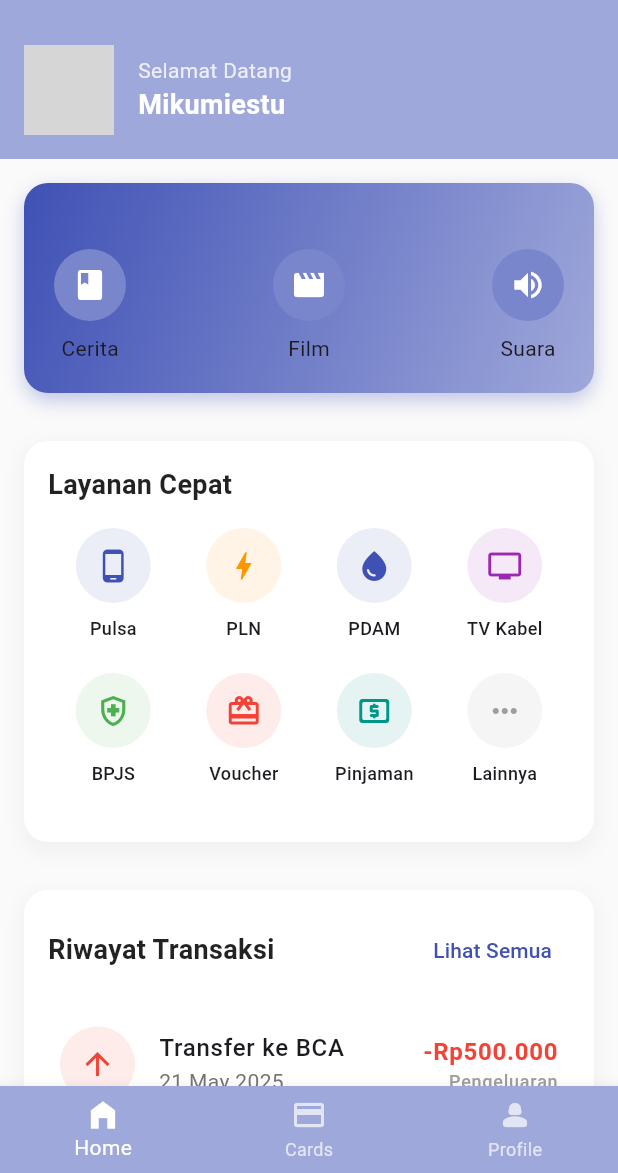
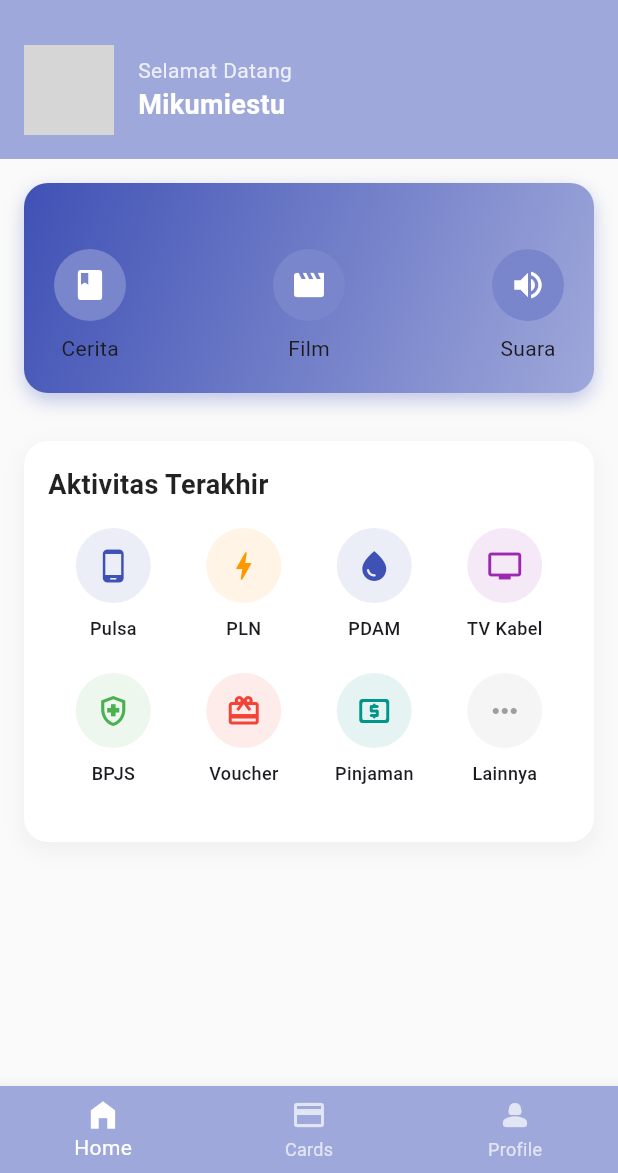
Before and after one commit to sndyb365/WayangKu, a Flutter app: the screen it shows after launch, on a phone screen of 412 x 824 dp, the part 63-1236 px from its top. Run offline on Flutter 3.47's test engine with Material 3 defaults, Android fonts, the light colour scheme and no system bars; network calls fail; grey boxes are pictures that could not be loaded.

Commit message:
update kamis malam

```diff
--- a/lib/home_screen.dart
+++ b/lib/home_screen.dart
@@ -220,7 +220,7 @@ class _HomeScreenState extends State<HomeScreen> {
         crossAxisAlignment: CrossAxisAlignment.start,
         children: [
           const Text(
-            'Layanan Cepat',
+            'Aktivitas Terakhir',
             style: TextStyle(
               fontSize: 18,
               fontWeight: FontWeight.bold,
@@ -292,115 +292,8 @@ class _HomeScreenState extends State<HomeScreen> {
     return Container(
       margin: const EdgeInsets.all(16),
       padding: const EdgeInsets.all(16),
-      decoration: BoxDecoration(
-        color: Colors.white,
-        borderRadius: BorderRadius.circular(16),
-        boxShadow: [
-          BoxShadow(
-            color: Colors.grey.withOpacity(0.1),
-            blurRadius: 10,
-            spreadRadius: 2,
-            offset: const Offset(0, 5),
-          ),
-        ],
-      ),
-      child: Column(
-        crossAxisAlignment: CrossAxisAlignment.start,
-        children: [
-          Row(
-            mainAxisAlignment: MainAxisAlignment.spaceBetween,
-            children: [
-              const Text(
-                'Riwayat Transaksi',
-                style: TextStyle(
-                  fontSize: 18,
-                  fontWeight: FontWeight.bold,
-                  color: Colors.black87,
-                ),
-              ),
-              TextButton(
-                onPressed: () {},
-                child: const Text(
-                  'Lihat Semua',
-                  style: TextStyle(color: Colors.indigo),
-                ),
-              ),
-            ],
-          ),
-          const SizedBox(height: 8),
-          ListView.builder(
-            shrinkWrap: true,
-            physics: const NeverScrollableScrollPhysics(),
-            itemCount: transactions.length,
-            itemBuilder: (context, index) {
-              final transaction = transactions[index];
-              return Container(
-                margin: const EdgeInsets.symmetric(vertical: 4),
-                decoration: BoxDecoration(
-                  border: Border(
-                    bottom: BorderSide(
-                      color: Colors.grey.withOpacity(0.1),
-                      width: 1,
-                    ),
-                  ),
-                ),
-                child: ListTile(
-                  contentPadding: const EdgeInsets.symmetric(
-                    horizontal: 8,
-                    vertical: 4,
-                  ),
-                  leading: Container(
-                    width: 50,
-                    height: 50,
-                    decoration: BoxDecoration(
-                      color:
-                          transaction.amount > 0
-                              ? Colors.green.withOpacity(0.1)
-                              : Colors.red.withOpacity(0.1),
-                      shape: BoxShape.circle,
-                    ),
-                    child: Icon(
-                      transaction.amount > 0
-                          ? Icons.arrow_downward
-                          : Icons.arrow_upward,
-                      color: transaction.amount > 0 ? Colors.green : Colors.red,
-                    ),
-                  ),
-                  title: Text(
-                    transaction.description,
-                    style: const TextStyle(fontWeight: FontWeight.w500),
-                  ),
-                  subtitle: Text(
-                    dateFormatter.format(transaction.date),
-                    style: TextStyle(color: Colors.grey[600]),
-                  ),
-                  trailing: Column(
-                    crossAxisAlignment: CrossAxisAlignment.end,
-                    mainAxisAlignment: MainAxisAlignment.center,
-                    children: [
-                      Text(
-                        formatter.format(transaction.amount),
-                        style: TextStyle(
-                          color:
-                              transaction.amount > 0
-                                  ? Colors.green
-                                  : Colors.red,
-                          fontWeight: FontWeight.bold,
-                          fontSize: 16,
-                        ),
-                      ),
-                      Text(
-                        transaction.amount > 0 ? 'Pemasukan' : 'Pengeluaran',
-                        style: TextStyle(color: Colors.grey[500], fontSize: 12),
-                      ),
-                    ],
-                  ),
-                ),
-              );
-            },
-          ),
-        ],
-      ),
+
+
     );
   }
 }
```
